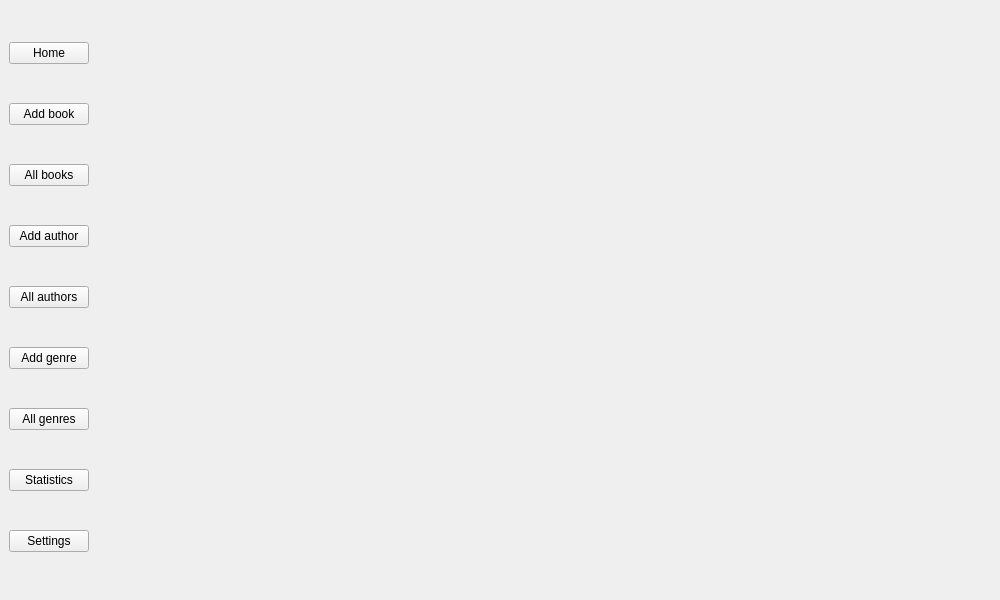
Above: assets/XML/main_window.ui from nisaia/P-yQt-ersonal-management-system before the change. Below: the same form after it.
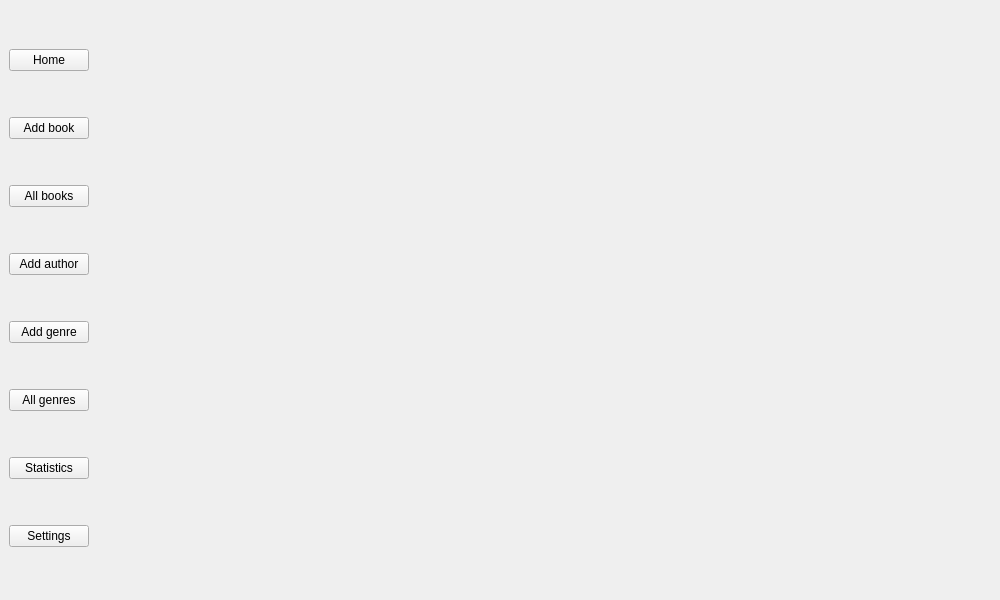
That is the form after the change.

The edit to the form file:
```diff
--- a/assets/XML/main_window.ui
+++ b/assets/XML/main_window.ui
@@ -48,13 +48,6 @@
         </property>
        </widget>
       </item>
-      <item>
-       <widget class="QPushButton" name="allAuthors_button">
-        <property name="text">
-         <string>All authors</string>
-        </property>
-       </widget>
-      </item>
       <item>
        <widget class="QPushButton" name="addGenre_button">
         <property name="text">
```
